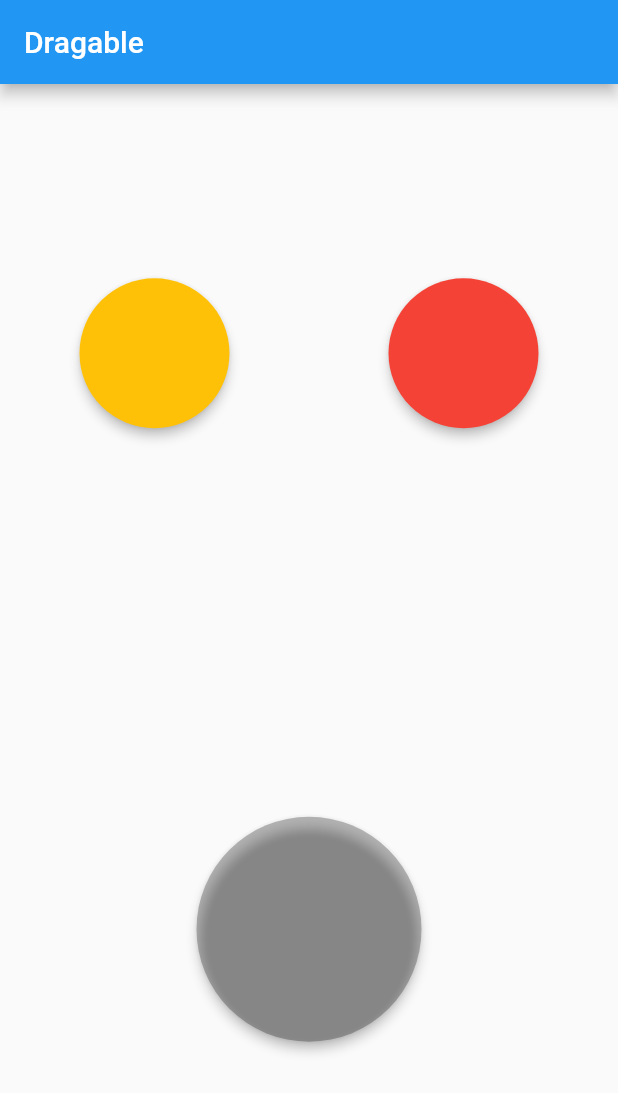
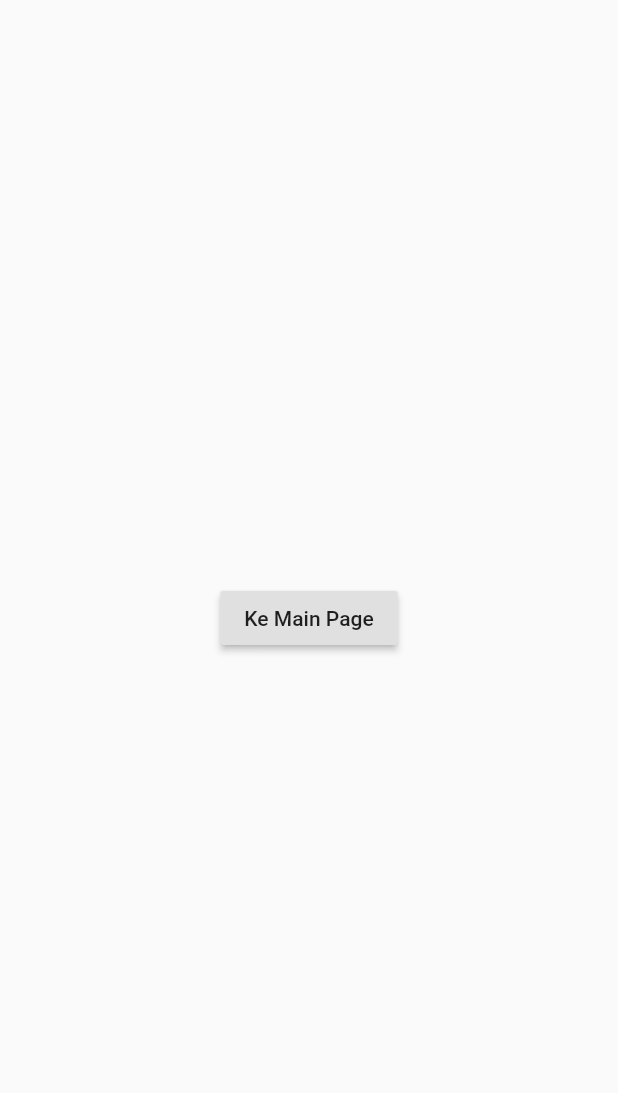
Before and after one commit to mindatama/GIT, a Flutter app: the screen it shows after launch, on a phone screen of 412 x 824 dp. Shown: the top 1093 px of the screen. Run offline on Flutter 3.47's test engine with Material 2 defaults, Android fonts, the light colour scheme and no system bars; missing offline and left inert: dart:js.

Commit message:
hello_world_flutter ganti contoh navigasi page. tambah lib/login_page.dart, lib/main_page.dart, lib/second_page.dart

```diff
--- /dev/null
+++ b/hello_world_flutter/lib/login_page.dart
@@ -0,0 +1,23 @@
+import 'dart:js';
+
+import 'package:flutter/material.dart';
+import 'package:hello_world_flutter/main_page.dart';
+
+class LoginPage extends StatelessWidget {
+  @override
+  Widget build(BuildContext context) {
+    return Scaffold(
+      body: Center(
+        child: RaisedButton(
+          child: Text("Ke Main Page"),
+          onPressed: () {
+            Navigator.pushReplacement(context,
+                MaterialPageRoute(builder: (context) {
+              return MainPage();
+            }));
+          },
+        ),
+      ),
+    );
+  }
+}
--- a/hello_world_flutter/lib/main.dart
+++ b/hello_world_flutter/lib/main.dart
@@ -1,124 +1,15 @@
 import 'package:flutter/material.dart';
+import 'package:hello_world_flutter/login_page.dart';
 
 void main() {
-  runApp(Myapp());
+  runApp(Myappp());
 }
 
-class Myapp extends StatefulWidget {
-  @override
-  _MyappState createState() => _MyappState();
-}
-
-class _MyappState extends State<Myapp> {
-  Color c1 = Colors.amber;
-  Color c2 = Colors.red;
-  Color tc;
-  bool ia = false;
-
+class Myappp extends StatelessWidget {
   @override
   Widget build(BuildContext context) {
     return MaterialApp(
-      home: Scaffold(
-        appBar: AppBar(
-          title: Text('Dragable'),
-        ),
-        body: Column(
-          mainAxisAlignment: MainAxisAlignment.spaceAround,
-          children: <Widget>[
-            Row(
-              mainAxisAlignment: MainAxisAlignment.spaceAround,
-              children: <Widget>[
-                Draggable<Color>(
-                  data: c1,
-                  child: SizedBox(
-                    width: 100,
-                    height: 100,
-                    child: Material(
-                      color: c1,
-                      shape: StadiumBorder(),
-                      elevation: 3,
-                    ),
-                  ),
-                  childWhenDragging: SizedBox(
-                    width: 100,
-                    height: 100,
-                    child: Material(
-                      color: Colors.black26,
-                      shape: StadiumBorder(),
-                    ),
-                  ),
-                  feedback: SizedBox(
-                    width: 100,
-                    height: 100,
-                    child: Material(
-                      color: c1.withOpacity(0.5),
-                      shape: StadiumBorder(),
-                      elevation: 3,
-                    ),
-                  ),
-                ),
-                Draggable<Color>(
-                  data: c2,
-                  child: SizedBox(
-                    width: 100,
-                    height: 100,
-                    child: Material(
-                      color: c2,
-                      shape: StadiumBorder(),
-                      elevation: 3,
-                    ),
-                  ),
-                  childWhenDragging: SizedBox(
-                    width: 100,
-                    height: 100,
-                    child: Material(
-                      color: Colors.black26,
-                      shape: StadiumBorder(),
-                    ),
-                  ),
-                  feedback: SizedBox(
-                    width: 100,
-                    height: 100,
-                    child: Material(
-                      color: c2.withOpacity(0.5),
-                      shape: StadiumBorder(),
-                      elevation: 3,
-                    ),
-                  ),
-                )
-              ],
-            ),
-            DragTarget<Color>(
-              onWillAccept: (value) => true,
-              onAccept: (value) {
-                ia = true;
-                tc = value;
-              },
-              builder: (context, candidates, rejected) {
-                return (ia)
-                    ? SizedBox(
-                        width: 150,
-                        height: 150,
-                        child: Material(
-                          color: tc,
-                          shape: StadiumBorder(),
-                          elevation: 3,
-                        ),
-                      )
-                    : SizedBox(
-                        width: 150,
-                        height: 150,
-                        child: Material(
-                          color: Colors.black26,
-                          shape: StadiumBorder(),
-                          elevation: 3,
-                        ),
-                      );
-              },
-            ),
-          ],
-        ),
-      ),
+      home: LoginPage(),
     );
   }
 }
--- /dev/null
+++ b/hello_world_flutter/lib/main_page.dart
@@ -0,0 +1,23 @@
+import 'package:flutter/material.dart';
+import 'package:hello_world_flutter/second_page.dart';
+
+class MainPage extends StatelessWidget {
+  @override
+  Widget build(BuildContext context) {
+    return Scaffold(
+      appBar: AppBar(
+        title: Text("MainPage"),
+      ),
+      body: Center(
+        child: RaisedButton(
+          child: Text("Ke Second Page"),
+          onPressed: () {
+            Navigator.push(context, MaterialPageRoute(builder: (context) {
+              return SecondPage();
+            }));
+          },
+        ),
+      ),
+    );
+  }
+}
--- /dev/null
+++ b/hello_world_flutter/lib/second_page.dart
@@ -0,0 +1,23 @@
+import 'package:flutter/material.dart';
+import 'package:hello_world_flutter/main_page.dart';
+
+class SecondPage extends StatelessWidget {
+  @override
+  Widget build(BuildContext context) {
+    return Scaffold(
+      appBar: AppBar(
+        title: Text("Second Page"),
+      ),
+      body: Center(
+        child: RaisedButton(
+          child: Text("Ke Main Page"),
+          onPressed: () {
+            Navigator.pop(context, MaterialPageRoute(builder: (context) {
+              return MainPage();
+            }));
+          },
+        ),
+      ),
+    );
+  }
+}
```
